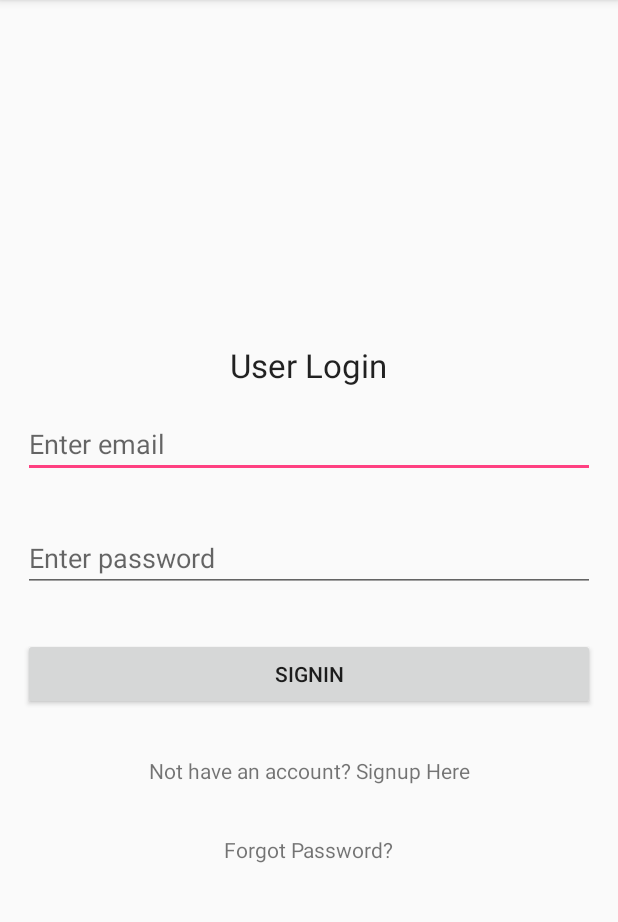
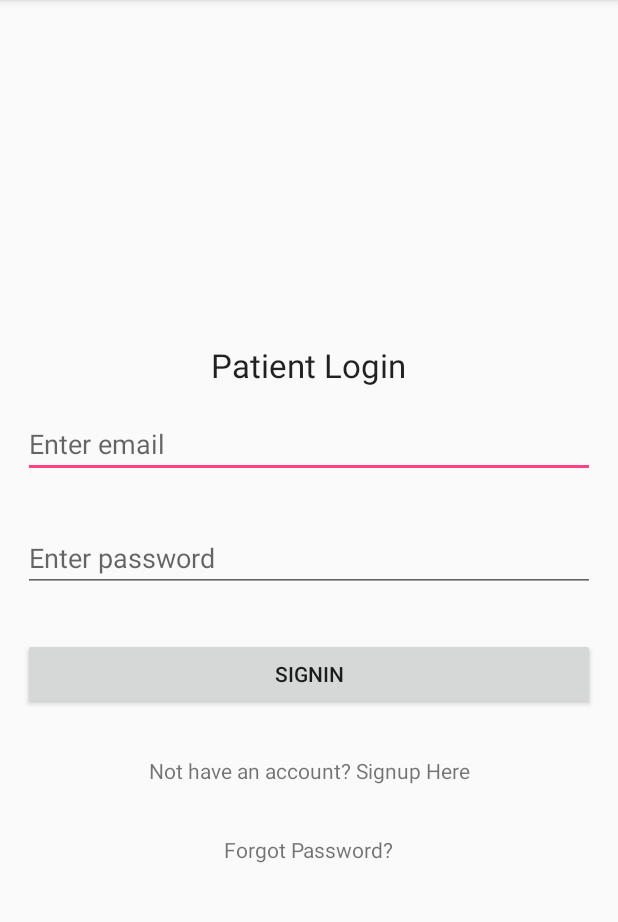
Before and after one commit to tinuthomson/HospitalManagement, an Android app: the LoginActivity screen opened directly, with no data from a screen before it, on a phone screen of 412 x 824 dp, the part 84-1006 px from its top. Run offline under Robolectric (Android 15) with nearby library versions, the phone set to English and light mode, and no system bars; our stand-ins replace Firebase (no records; nobody signed in at launch, a user with empty details on screens opened directly); 1 statement that could not run was skipped.

Commit message:
Small text changes

```diff
--- a/app/src/main/java/com/zibbix/hospital/hospitalmanagement/LoginActivity.java
+++ b/app/src/main/java/com/zibbix/hospital/hospitalmanagement/LoginActivity.java
@@ -2,6 +2,7 @@ package com.zibbix.hospital.hospitalmanagement;
 
 /**
  * Created by anoop on 15/1/18.
+ *
  */
 
 import android.app.ProgressDialog;
@@ -88,7 +89,7 @@ public class LoginActivity extends AppCompatActivity implements View.OnClickList
         //if the email and password are not empty
         //displaying a progress dialog
 
-        progressDialog.setMessage("Loging Please Wait...");
+        progressDialog.setMessage("Please Wait...");
         progressDialog.show();
 
         //logging in the user
--- a/app/src/main/res/layout/activity_login.xml
+++ b/app/src/main/res/layout/activity_login.xml
@@ -14,12 +14,12 @@
         android:id="@+id/linearLayout2">
 
         <TextView
+            android:id="@+id/textView"
             android:layout_width="wrap_content"
             android:layout_height="wrap_content"
-            android:textAppearance="?android:attr/textAppearanceLarge"
-            android:text="User Login"
-            android:id="@+id/textView"
-            android:layout_gravity="center_horizontal" />
+            android:layout_gravity="center_horizontal"
+            android:text="Patient Login"
+            android:textAppearance="?android:attr/textAppearanceLarge" />
 
         <EditText
             android:id="@+id/editTextEmail"
--- a/app/src/main/res/layout/activity_main.xml
+++ b/app/src/main/res/layout/activity_main.xml
@@ -18,7 +18,7 @@
             android:layout_width="wrap_content"
             android:layout_height="wrap_content"
             android:layout_gravity="center_horizontal"
-            android:text="User Registration"
+            android:text="Patient Registration"
             android:textAppearance="?android:attr/textAppearanceLarge" />
 
         <EditText
```
Also changed, not shown: 1 other file.
